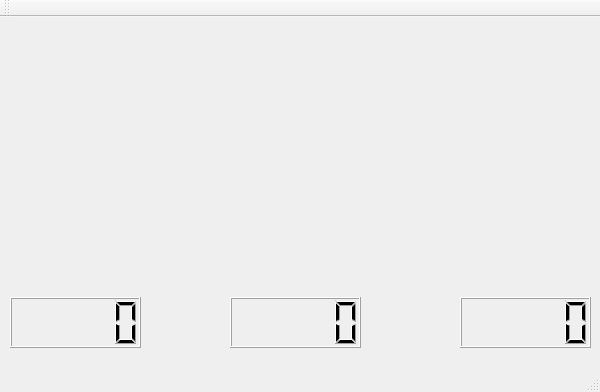
The window that cluster.ui (jrgriffin94/InstrumentCluster) describes before a commit, drawn with Qt 5.
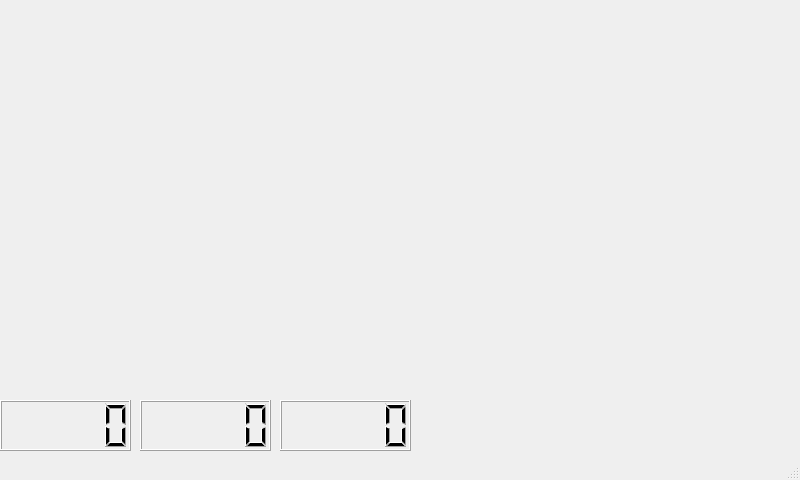
The same window after the commit.

Diff of the .ui file:
```diff
--- a/cluster.ui
+++ b/cluster.ui
@@ -6,39 +6,39 @@
    <rect>
     <x>0</x>
     <y>0</y>
-    <width>600</width>
-    <height>392</height>
+    <width>800</width>
+    <height>480</height>
    </rect>
   </property>
   <property name="windowTitle">
    <string>Cluster</string>
   </property>
   <widget class="QWidget" name="centralWidget">
-   <widget class="QLCDNumber" name="stateOfCharge">
-    <property name="geometry">
-     <rect>
-      <x>10</x>
-      <y>280</y>
-      <width>131</width>
-      <height>51</height>
-     </rect>
-    </property>
-   </widget>
-   <widget class="QLCDNumber" name="revPerMin">
-    <property name="geometry">
-     <rect>
-      <x>230</x>
-      <y>280</y>
-      <width>131</width>
-      <height>51</height>
-     </rect>
-    </property>
-   </widget>
    <widget class="QLCDNumber" name="motorTemp">
     <property name="geometry">
      <rect>
-      <x>460</x>
-      <y>280</y>
+      <x>280</x>
+      <y>400</y>
+      <width>131</width>
+      <height>51</height>
+     </rect>
+    </property>
+   </widget>
+   <widget class="QLCDNumber" name="highBattTemp">
+    <property name="geometry">
+     <rect>
+      <x>0</x>
+      <y>400</y>
+      <width>131</width>
+      <height>51</height>
+     </rect>
+    </property>
+   </widget>
+   <widget class="QLCDNumber" name="mtrCntrlTemp">
+    <property name="geometry">
+     <rect>
+      <x>140</x>
+      <y>400</y>
       <width>131</width>
       <height>51</height>
      </rect>
@@ -55,14 +55,6 @@
     </rect>
    </property>
   </widget>
-  <widget class="QToolBar" name="mainToolBar">
-   <attribute name="toolBarArea">
-    <enum>TopToolBarArea</enum>
-   </attribute>
-   <attribute name="toolBarBreak">
-    <bool>false</bool>
-   </attribute>
-  </widget>
   <widget class="QStatusBar" name="statusBar"/>
  </widget>
  <layoutdefault spacing="6" margin="11"/>
```
Left out of the diff: 4 changed lines with no effect on the pictures.
